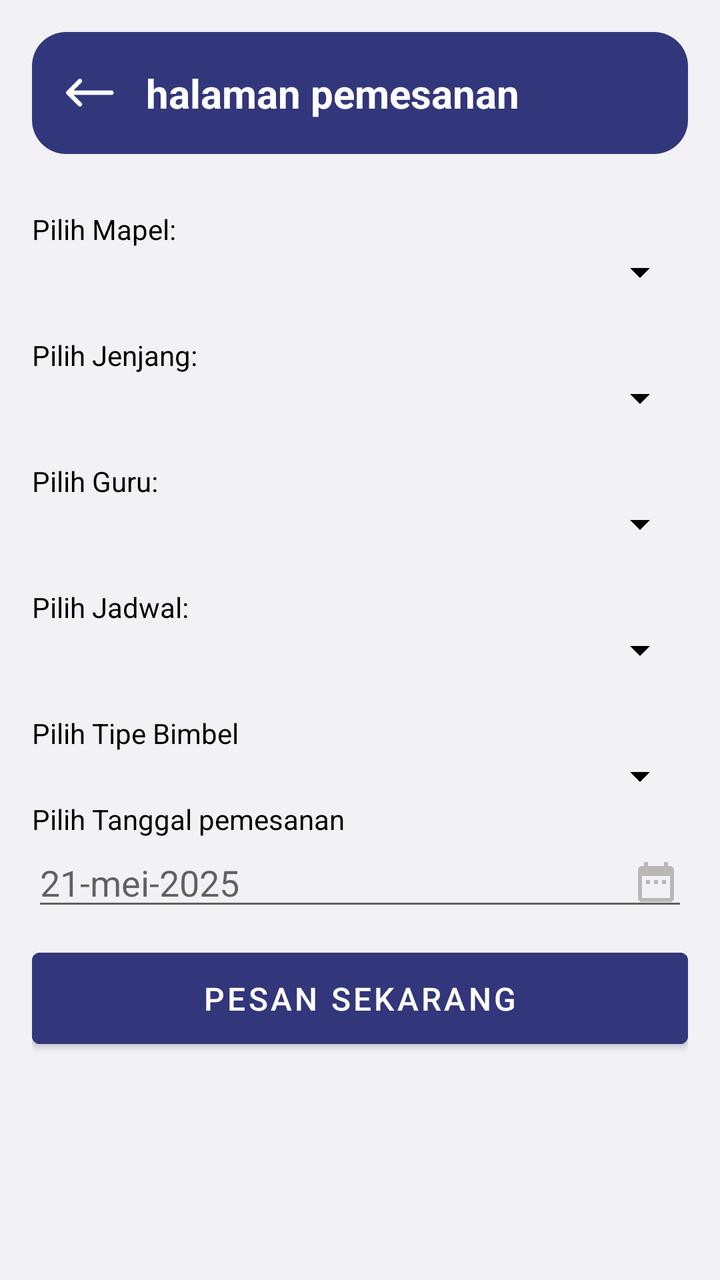
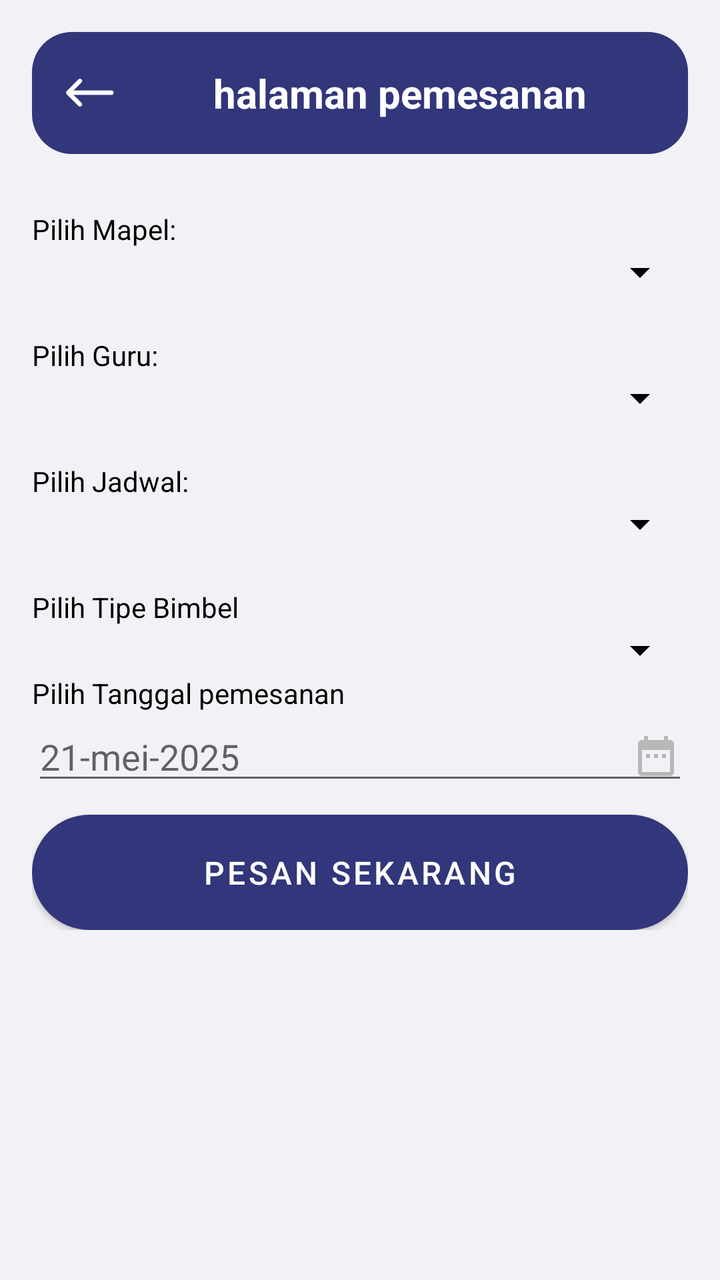

The first picture is an Android layout as it rendered before a commit; the second is the same layout after the commit. The layout source and the unified diff follow.
<!-- AndroidManifest.xml: application theme Theme.MyApplicationNew -->
<!-- res/layout/fragment_pemesanan.xml -->
<?xml version="1.0" encoding="utf-8"?>
<ScrollView xmlns:android="http://schemas.android.com/apk/res/android"
    xmlns:tools="http://schemas.android.com/tools"
    android:layout_width="match_parent"
    android:layout_height="match_parent"
    android:background="@color/light_blue">

    <LinearLayout
        android:id="@+id/main"
        android:orientation="vertical"
        android:padding="16dp"
        android:layout_width="match_parent"
        android:layout_height="wrap_content">
        <LinearLayout
            android:layout_width="match_parent"
            android:layout_height="wrap_content"
            android:orientation="horizontal"
            android:gravity="center_vertical"
            android:padding="17dp"
            android:background="@drawable/rounded_badge2"
            android:layout_marginBottom="8dp">
            <ImageView
                android:id="@+id/btnBack"
                android:layout_width="24dp"
                android:layout_height="24dp"
                android:src="@drawable/back"
                android:contentDescription="Kembali"
                android:layout_marginEnd="16dp" />

            <TextView
                android:id="@+id/txtSmartTutor"
                android:layout_width="0dp"
                android:layout_height="wrap_content"
                android:layout_weight="1"
                android:text="halaman pemesanan"
                android:textColor="@android:color/white"
                android:textSize="20sp"
                android:textStyle="bold" />

        </LinearLayout>


        
        <TextView
            android:layout_width="wrap_content"
            android:layout_height="wrap_content"
            android:text="Pilih Mapel:"
            android:textColor="@color/black"
            android:layout_marginTop="20dp" />

        
        <Spinner
            android:id="@+id/spinnerMapel"
            android:layout_width="match_parent"
            android:layout_height="wrap_content"
            android:backgroundTint="@color/black"
            android:popupTheme="@style/SpinnerCustom"
            android:layout_centerInParent="true"
         />

        <TextView
            android:layout_width="wrap_content"
            android:layout_height="wrap_content"
            android:text="Pilih Jenjang:"
            android:textColor="@color/black"
            android:layout_marginTop="20dp" />

        <Spinner
            android:id="@+id/spinnerJenjang"
            android:layout_width="match_parent"
            android:backgroundTint="@color/black"
            android:popupTheme="@style/SpinnerCustom"
            android:layout_height="wrap_content"
            android:layout_centerInParent="true"/>

        
        <TextView
            android:layout_width="wrap_content"
            android:layout_height="wrap_content"
            android:text="Pilih Guru:"
            android:textColor="@color/black"
            android:layout_marginTop="20dp" />

        <Spinner
            android:id="@+id/spinnerGuru"
            android:layout_width="match_parent"
            android:backgroundTint="@color/black"
            android:popupTheme="@style/SpinnerCustom"
            android:layout_height="wrap_content"
            android:layout_centerInParent="true"/>

        
        <TextView
            android:layout_width="wrap_content"
            android:layout_height="wrap_content"
            android:text="Pilih Jadwal:"
            android:textColor="@color/black"
            android:layout_marginTop="20dp"/>

        <Spinner
            android:id="@+id/spinnerJadwal"
            android:layout_width="match_parent"
            android:backgroundTint="@color/black"
            android:layout_height="wrap_content"
            android:popupTheme="@style/SpinnerPopupTheme"/>

        
        <TextView
            android:layout_width="wrap_content"
            android:layout_height="wrap_content"
            android:text="Pilih Tipe Bimbel"
            android:textColor="@color/black"
            android:layout_marginTop="20dp" />

        <Spinner
            android:id="@+id/spinnerNamaLayanan"
            android:layout_width="match_parent"
            android:backgroundTint="@color/black"
            android:layout_height="wrap_content"
            android:popupTheme="@style/SpinnerPopupTheme"/>

        
        <TextView
            android:layout_width="wrap_content"
            android:layout_height="wrap_content"
            android:text="Pilih Tanggal pemesanan"
            android:textColor="@color/black"
            android:layout_marginTop="0dp" />
        <EditText
            android:id="@+id/edtTanggalBooking"
            android:layout_width="match_parent"
            android:layout_height="wrap_content"
            android:hint="21-mei-2025"
            android:focusable="false"
            android:textColor="@color/black"
            android:inputType="none"
            android:drawableEnd="@drawable/baseline_date_range_24" />

        
        <Button
            android:id="@+id/btnBooking"
            android:layout_width="match_parent"
            android:layout_height="wrap_content"
            android:text="Pesan Sekarang"
            android:layout_marginTop="10dp"
            android:padding="12dp"
            android:textSize="16sp"
            android:backgroundTint="@color/dark_blue"
            android:textColor="@color/white"/>

    </LinearLayout>
</ScrollView>
<!-- resources referenced by this layout -->
<resources>
  <color name="black">#FF000000</color>
  <color name="dark_blue">#32367a</color>
  <color name="light_blue">#f2f1f6</color>
  <color name="white">#FFFFFFFF</color>
  <!-- drawable back: png bitmap (drawable-hdpi, 360 bytes) -->
  <!-- drawable baseline_date_range_24 (drawable) -->
  <vector xmlns:android="http://schemas.android.com/apk/res/android" android:height="24dp" android:tint="#BAB7B7" android:viewportHeight="24" android:viewportWidth="24" android:width="24dp">
        
      <path android:fillColor="@android:color/white" android:pathData="M9,11L7,11v2h2v-2zM13,11h-2v2h2v-2zM17,11h-2v2h2v-2zM19,4h-1L18,2h-2v2L8,4L8,2L6,2v2L5,4c-1.11,0 -1.99,0.9 -1.99,2L3,20c0,1.1 0.89,2 2,2h14c1.1,0 2,-0.9 2,-2L21,6c0,-1.1 -0.9,-2 -2,-2zM19,20L5,20L5,9h14v11z"/>
      
  </vector>
  <!-- drawable rounded_badge2 (drawable) -->
  <?xml version="1.0" encoding="utf-8"?>
  <shape xmlns:android="http://schemas.android.com/apk/res/android" android:shape="rectangle">
      <solid android:color="@color/dark_blue" /> 
      <corners android:radius="17dp" />
  </shape>
  <style name="SpinnerCustom" parent="ThemeOverlay.AppCompat.Light">
      <item name="android:textColor">#FFFFFF</item>
  </style>
  <style name="SpinnerPopupTheme" parent="ThemeOverlay.AppCompat.Light">
          <item name="android:textColor">#000000</item>
      </style>
  <style name="Theme.MyApplicationNew" parent="Base.Theme.MyApplicationNew" />
  <style name="Base.Theme.MyApplicationNew" parent="Theme.MaterialComponents.DayNight.NoActionBar">
          <item name="colorPrimary">@color/my_primary</item>
          <item name="colorPrimaryVariant">@color/my_primary</item>
          <item name="colorOnPrimary">@color/colorWhite</item>
  
          <item name="colorSecondary">@color/my_secondary</item>
          <item name="colorSecondaryVariant">@color/my_secondary</item>
          <item name="colorOnSecondary">@color/black</item>
  
          <item name="android:statusBarColor">@color/dark_blue</item>
      </style>
  <color name="my_primary">#5E35B1</color>
  <color name="my_secondary">#673AB7</color>
</resources>

<!-- the commit's change to res/layout/fragment_pemesanan.xml (unified diff, before → after) -->
@@ -3,6 +3,7 @@
     xmlns:tools="http://schemas.android.com/tools"
     android:layout_width="match_parent"
     android:layout_height="match_parent"
+    xmlns:app="http://schemas.android.com/apk/res-auto"
     android:background="@color/light_blue">
 
     <LinearLayout
@@ -32,6 +33,7 @@
                 android:layout_width="0dp"
                 android:layout_height="wrap_content"
                 android:layout_weight="1"
+                android:gravity="center"
                 android:text="halaman pemesanan"
                 android:textColor="@android:color/white"
                 android:textSize="20sp"
@@ -57,23 +59,6 @@
             android:popupTheme="@style/SpinnerCustom"
             android:layout_centerInParent="true"
          />
-
-        <TextView
-            android:layout_width="wrap_content"
-            android:layout_height="wrap_content"
-            android:text="Pilih Jenjang:"
-            android:textColor="@color/black"
-            android:layout_marginTop="20dp" />
-
-        <Spinner
-            android:id="@+id/spinnerJenjang"
-            android:layout_width="match_parent"
-            android:backgroundTint="@color/black"
-            android:popupTheme="@style/SpinnerCustom"
-            android:layout_height="wrap_content"
-            android:layout_centerInParent="true"/>
-
-        
         <TextView
             android:layout_width="wrap_content"
             android:layout_height="wrap_content"
@@ -142,10 +127,11 @@
             android:layout_width="match_parent"
             android:layout_height="wrap_content"
             android:text="Pesan Sekarang"
+            android:background="@drawable/custom_button"
             android:layout_marginTop="10dp"
             android:padding="12dp"
             android:textSize="16sp"
-            android:backgroundTint="@color/dark_blue"
+            app:backgroundTint="@color/dark_blue"
             android:textColor="@color/white"/>
 
     </LinearLayout>
<!-- resource entries referenced after the edit -->
@@ -11,11 +11,25 @@
       <path android:fillColor="@android:color/white" android:pathData="M9,11L7,11v2h2v-2zM13,11h-2v2h2v-2zM17,11h-2v2h2v-2zM19,4h-1L18,2h-2v2L8,4L8,2L6,2v2L5,4c-1.11,0 -1.99,0.9 -1.99,2L3,20c0,1.1 0.89,2 2,2h14c1.1,0 2,-0.9 2,-2L21,6c0,-1.1 -0.9,-2 -2,-2zM19,20L5,20L5,9h14v11z"/>
       
   </vector>
-  <!-- drawable rounded_badge2 (drawable) -->
+  <!-- drawable custom_button (drawable) -->
   <?xml version="1.0" encoding="utf-8"?>
   <shape xmlns:android="http://schemas.android.com/apk/res/android" android:shape="rectangle">
       <solid android:color="@color/dark_blue" /> 
-      <corners android:radius="17dp" />
+      <corners android:radius="100dp" />
+  </shape>
+  <!-- drawable rounded_badge2 (drawable) -->
+  <shape xmlns:android="http://schemas.android.com/apk/res/android"
+      android:shape="rectangle">
+  
+      <solid android:color="@color/dark_blue" /> 
+  
+      <corners android:radius="20dp" /> 
+  
+      <padding
+          android:left="10dp"
+          android:top="10dp"
+          android:right="10dp"
+          android:bottom="10dp"/>
   </shape>
   <style name="SpinnerCustom" parent="ThemeOverlay.AppCompat.Light">
       <item name="android:textColor">#FFFFFF</item>
